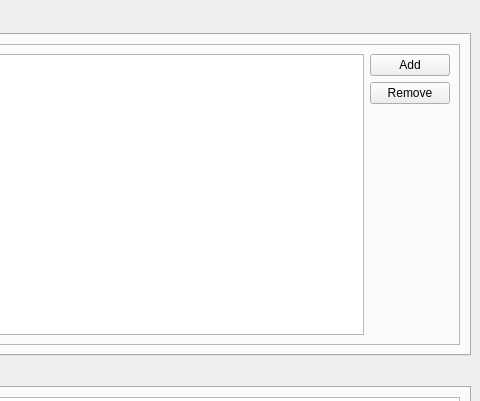
This is ui.ui in Brandhor/pymguploader as Qt 5 draws it before an edit; both pictures show x 268 to 748 and y 0 to 401 of the 748 by 741 pixel window. The edited form follows.
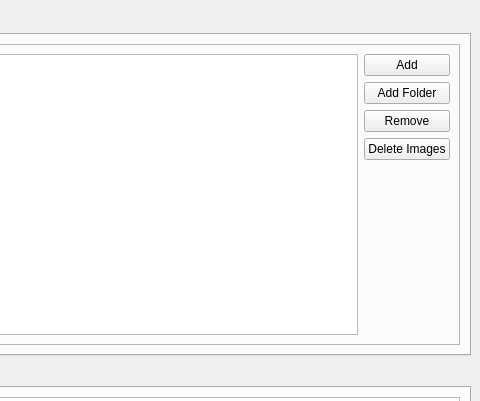
This is the edited form. Icons and pictures are not drawn.

The edit to the form file:
```diff
--- a/ui.ui
+++ b/ui.ui
@@ -67,6 +67,16 @@
                </property>
               </widget>
              </item>
+             <item>
+              <widget class="QPushButton" name="btnAddFolder" >
+               <property name="text" >
+                <string>Add Folder</string>
+               </property>
+               <property name="icon" >
+                <iconset resource="res.qrc" >:/new/prefix1/img/add-folder.png</iconset>
+               </property>
+              </widget>
+             </item>
              <item>
               <widget class="QPushButton" name="btnRemove" >
                <property name="text" >
@@ -77,6 +87,16 @@
                </property>
               </widget>
              </item>
+             <item>
+              <widget class="QPushButton" name="btnDelete" >
+               <property name="text" >
+                <string>Delete Images</string>
+               </property>
+               <property name="icon" >
+                <iconset resource="res.qrc" >:/new/prefix1/img/trash.png</iconset>
+               </property>
+              </widget>
+             </item>
              <item>
               <spacer>
                <property name="orientation" >
```
Left out of the diff: 2 changed lines with no effect on the pictures.
